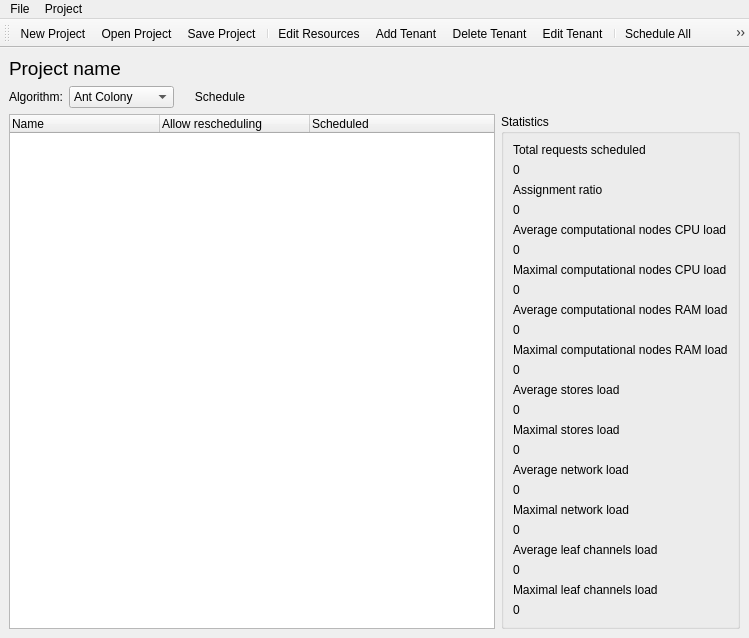
Old version of the form DCGUI/Windows/MainWindow.ui in the repository DanielZorin/DataCenters.
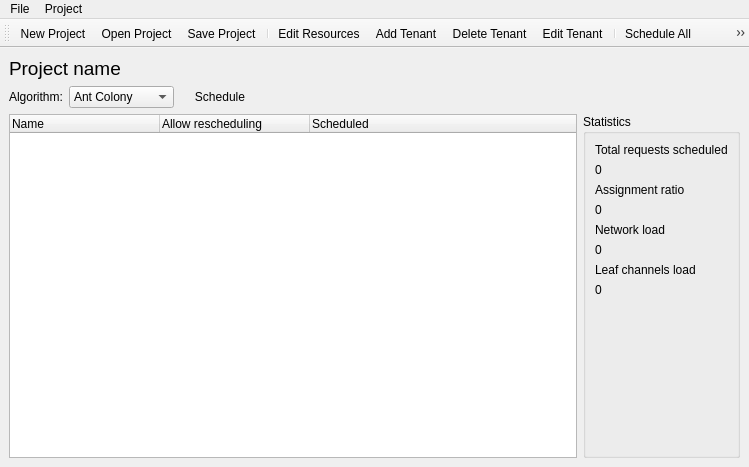
New version of the form. Icons and pictures are not drawn.

The edit to the form file:
```diff
--- a/DCGUI/Windows/MainWindow.ui
+++ b/DCGUI/Windows/MainWindow.ui
@@ -7,7 +7,7 @@
     <x>0</x>
     <y>0</y>
     <width>749</width>
-    <height>627</height>
+    <height>467</height>
    </rect>
   </property>
   <property name="sizePolicy">
@@ -226,94 +226,10 @@
              </property>
             </widget>
            </item>
-           <item>
-            <widget class="QLabel" name="label">
-             <property name="text">
-              <string>Average computational nodes CPU load</string>
-             </property>
-            </widget>
-           </item>
-           <item>
-            <widget class="QLabel" name="vmavg">
-             <property name="text">
-              <string>0</string>
-             </property>
-            </widget>
-           </item>
-           <item>
-            <widget class="QLabel" name="label_3">
-             <property name="text">
-              <string>Maximal computational nodes CPU load</string>
-             </property>
-            </widget>
-           </item>
-           <item>
-            <widget class="QLabel" name="vmmax">
-             <property name="text">
-              <string>0</string>
-             </property>
-            </widget>
-           </item>
-           <item>
-            <widget class="QLabel" name="label_8">
-             <property name="text">
-              <string>Average computational nodes RAM load</string>
-             </property>
-            </widget>
-           </item>
-           <item>
-            <widget class="QLabel" name="ramavg">
-             <property name="text">
-              <string>0</string>
-             </property>
-            </widget>
-           </item>
-           <item>
-            <widget class="QLabel" name="label_10">
-             <property name="text">
-              <string>Maximal computational nodes RAM load</string>
-             </property>
-            </widget>
-           </item>
-           <item>
-            <widget class="QLabel" name="rammax">
-             <property name="text">
-              <string>0</string>
-             </property>
-            </widget>
-           </item>
-           <item>
-            <widget class="QLabel" name="label_6">
-             <property name="text">
-              <string>Average stores load</string>
-             </property>
-            </widget>
-           </item>
-           <item>
-            <widget class="QLabel" name="stavg">
-             <property name="text">
-              <string>0</string>
-             </property>
-            </widget>
-           </item>
-           <item>
-            <widget class="QLabel" name="label_7">
-             <property name="text">
-              <string>Maximal stores load</string>
-             </property>
-            </widget>
-           </item>
-           <item>
-            <widget class="QLabel" name="stmax">
-             <property name="text">
-              <string>0</string>
-             </property>
-            </widget>
-           </item>
            <item>
             <widget class="QLabel" name="label_9">
              <property name="text">
-              <string>Average network load</string>
+              <string>Network load</string>
              </property>
             </widget>
            </item>
@@ -324,24 +240,10 @@
              </property>
             </widget>
            </item>
-           <item>
-            <widget class="QLabel" name="label_11">
-             <property name="text">
-              <string>Maximal network load</string>
-             </property>
-            </widget>
-           </item>
-           <item>
-            <widget class="QLabel" name="netmax">
-             <property name="text">
-              <string>0</string>
-             </property>
-            </widget>
-           </item>
            <item>
             <widget class="QLabel" name="label_4">
              <property name="text">
-              <string>Average leaf channels load</string>
+              <string>Leaf channels load</string>
              </property>
             </widget>
            </item>
@@ -353,18 +255,17 @@
             </widget>
            </item>
            <item>
-            <widget class="QLabel" name="label_5">
-             <property name="text">
-              <string>Maximal leaf channels load</string>
+            <spacer name="verticalSpacer">
+             <property name="orientation">
+              <enum>Qt::Vertical</enum>
              </property>
-            </widget>
-           </item>
-           <item>
-            <widget class="QLabel" name="leafmax">
-             <property name="text">
-              <string>0</string>
+             <property name="sizeHint" stdset="0">
+              <size>
+               <width>20</width>
+               <height>40</height>
+              </size>
              </property>
-            </widget>
+            </spacer>
            </item>
           </layout>
          </widget>
```
